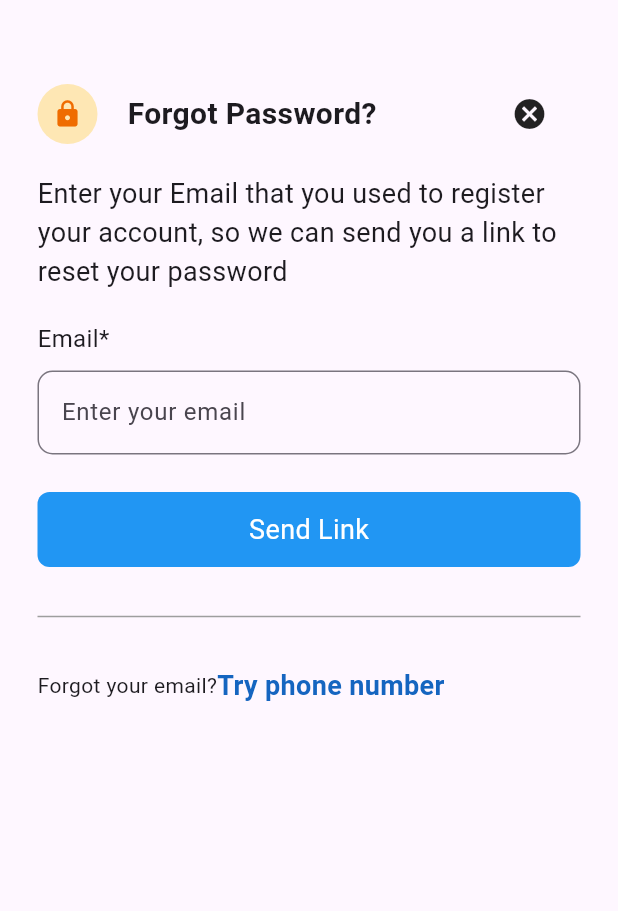
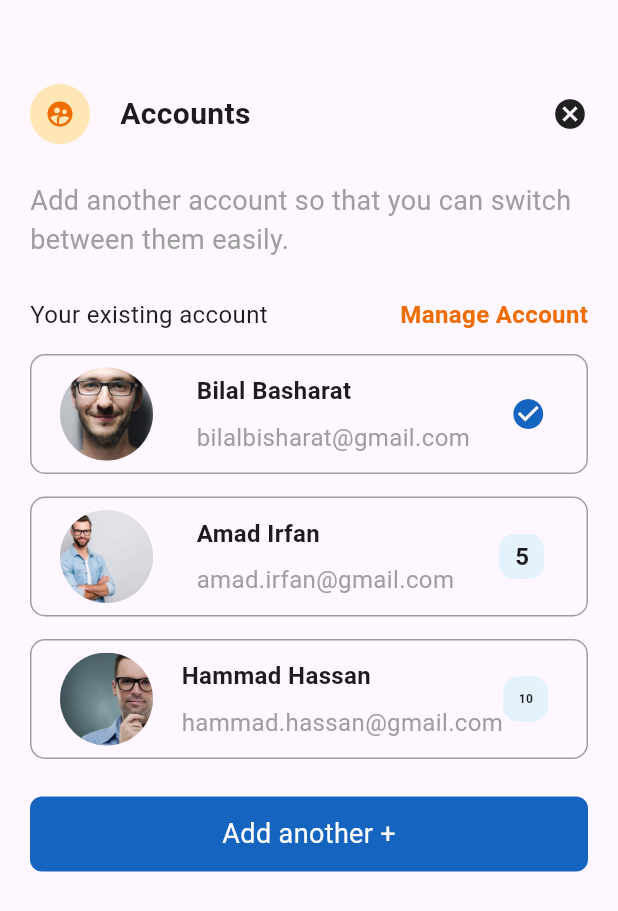
Before and after one commit to Bilal-Basharat/CS394-Mobile-Application-Development, a Flutter app: the screen it shows after launch, on a phone screen of 412 x 824 dp. Shown: the top 911 px of the screen. Run offline on Flutter 3.47's test engine with Material 2 defaults, Android fonts, the light colour scheme and no system bars.

Commit message:
Week-3: Complete Accounts Screen

```diff
--- /dev/null
+++ b/Week_3/lib/accounts.dart
@@ -0,0 +1,288 @@
+import 'package:flutter/material.dart';
+
+class loginAccounts extends StatefulWidget {
+  const loginAccounts({super.key});
+
+  @override
+  State<loginAccounts> createState() => _loginAccountsState();
+}
+
+class _loginAccountsState extends State<loginAccounts> {
+  @override
+  Widget build(BuildContext context) {
+    return Scaffold(
+      appBar: AppBar(
+
+      ),
+      body: Padding(
+        padding: const EdgeInsets.symmetric(horizontal: 20),
+        child: Column(
+          children: [
+            Row(
+              children: [
+                Container(
+                  width: 40,
+                  height: 40,
+                  decoration: BoxDecoration(
+                    borderRadius: BorderRadius.circular(100),
+                    color: Colors.amber.withOpacity(0.3),
+                  ),
+                  child: Icon(
+                    size:20,
+                    color: Colors.orange.shade800,
+                    Icons.supervised_user_circle_sharp,
+                  ),
+                ),
+                SizedBox(width: 20),
+                Container(
+                  child: Text('Accounts',
+                    style: TextStyle(fontSize: 20,fontWeight: FontWeight.bold),),
+                ),
+                Expanded(
+                  child: Container(
+                    alignment: Alignment.centerRight,
+                    child: Icon(
+                        Icons.cancel
+                    ),
+                  ),
+                )
+              ],
+            ),
+            SizedBox(height: 25),
+            Container(
+              child: Text('Add another account so that you can switch between them easily.',
+                style: TextStyle(fontSize: 18, color: Colors.grey ),),
+            ),
+            SizedBox(height: 25),
+            Row(
+              children: [
+                Container(
+                  alignment: Alignment.center,
+                  child: Text('Your existing account',
+                    style: TextStyle(fontSize: 16, ),),
+                ),
+                Expanded(
+                  child: Container(
+                    alignment: Alignment.centerRight,
+                    child: Text('Manage Account',
+                      style: TextStyle(fontSize: 16,color: Colors.orange.shade800, fontWeight: FontWeight.bold ),),
+                  ),
+                ),
+              ],
+            ),
+
+            SizedBox(height: 15),
+
+            //accounts widgets ( account 1 detail)
+            Container(
+              width: double.infinity,
+              height: 80,
+              alignment: Alignment.centerLeft,
+              decoration: BoxDecoration(
+                borderRadius: BorderRadius.circular(10),
+                border: Border.all(
+                  color: Colors.grey,
+                  width: 1.0,
+                ),
+              ),
+              child: Padding(
+                padding: const EdgeInsets.symmetric(vertical: 8.0),
+                child: Row(
+                  children: [
+
+                    CircleAvatar(
+                      radius: 50.0,
+                      backgroundImage: Image.asset('images/image-1.jpg',
+                      fit: BoxFit.cover,
+                      ).image,
+                    ),
+                    SizedBox(width: 10),
+                    Column(
+                      crossAxisAlignment: CrossAxisAlignment.start,
+                      children: [
+                        Expanded(
+                          child: Container(
+                            alignment: Alignment.centerLeft,
+                            child: Text('Bilal Basharat',
+                              style: TextStyle(fontSize: 16, fontWeight: FontWeight.bold),),
+                            ),
+                          ),
+                        Expanded(
+                          child: Container(
+                            alignment: Alignment.centerLeft,
+                            child: Text('bilalbisharat@gmail.com',
+                              style: TextStyle(fontSize: 16, color: Colors.grey),
+                            ),
+                          ),
+                        ),
+                      ],
+                    ),
+                    Expanded(
+                      child: Container(
+                        child: Icon(
+                          Icons.check_circle,
+                          color: Colors.blue.shade800,
+                        ),
+                      ),
+                    ),
+                  ],
+                ),
+              ),
+            ),
+
+            SizedBox(height: 15),
+
+            //accounts widgets ( account 2 detail)
+            Container(
+              width: double.infinity,
+              height: 80,
+              alignment: Alignment.centerLeft,
+              decoration: BoxDecoration(
+                borderRadius: BorderRadius.circular(10),
+                border: Border.all(
+                  color: Colors.grey,
+                  width: 1.0,
+                ),
+              ),
+              child: Padding(
+                padding: const EdgeInsets.symmetric(vertical: 8.0),
+                child: Row(
+                  children: [
+                    CircleAvatar(
+                      radius: 50.0,
+                      backgroundImage: Image.asset('images/image-2.jpg',
+                        fit: BoxFit.cover,
+                      ).image,
+                    ),
+                    SizedBox(width: 10),
+                    Column(
+                      crossAxisAlignment: CrossAxisAlignment.start,
+                      children: [
+                        Expanded(
+                          child: Container(
+                            alignment: Alignment.centerLeft,
+                            child: Text('Amad Irfan',
+                              style: TextStyle(fontSize: 16, fontWeight: FontWeight.bold),),
+                          ),
+                        ),
+                        Expanded(
+                          child: Container(
+                            alignment: Alignment.centerLeft,
+                            child: Text('amad.irfan@gmail.com',
+                              style: TextStyle(fontSize: 16, color: Colors.grey),
+                            ),
+                          ),
+                        ),
+                      ],
+                    ),
+                    Padding(
+                      padding: const EdgeInsets.fromLTRB(
+                          30.0,0.0,0.0,0.0),
+                      child: Container(
+                        width: 30,
+                        height: 30,
+                        decoration: BoxDecoration(
+                          color: Colors.blue.shade50,
+                          borderRadius: BorderRadius.circular(10)
+                        ),
+                        padding: EdgeInsets.symmetric(horizontal: 10),
+                        alignment: Alignment.centerRight,
+                        child: Text('5',
+                          style: TextStyle(fontSize: 16,fontWeight: FontWeight.bold
+                          ),
+                        ),
+                      ),
+                    ),
+                  ],
+                ),
+              ),
+            ),
+
+            SizedBox(height: 15),
+
+            //accounts widgets ( account 3 detail)
+            Container(
+              width: double.infinity,
+              height: 80,
+              alignment: Alignment.centerLeft,
+              decoration: BoxDecoration(
+                borderRadius: BorderRadius.circular(10),
+                border: Border.all(
+                  color: Colors.grey,
+                  width: 1.0,
+                ),
+              ),
+              child: Padding(
+                padding: const EdgeInsets.symmetric(vertical: 8.0),
+                child: Row(
+                  children: [
+                    CircleAvatar(
+                      radius: 50.0,
+                      backgroundImage: Image.asset('images/image-3.jpg',
+                        fit: BoxFit.cover,
+                      ).image,
+                    ),
+                    Column(
+                      crossAxisAlignment: CrossAxisAlignment.start,
+                      children: [
+                        Expanded(
+                          child: Container(
+                            alignment: Alignment.centerLeft,
+                            child: Text('Hammad Hassan',
+                              style: TextStyle(fontSize: 16, fontWeight: FontWeight.bold),),
+                          ),
+                        ),
+                        Expanded(
+                          child: Container(
+                            alignment: Alignment.centerLeft,
+                            child: Text('hammad.hassan@gmail.com',
+                              style: TextStyle(fontSize: 16, color: Colors.grey),
+                            ),
+                          ),
+                        ),
+                      ],
+                    ),
+                    Container(
+                      width: 30,
+                      height: 30,
+                      decoration: BoxDecoration(
+                          color: Colors.blue.shade50,
+                          borderRadius: BorderRadius.circular(10)
+                      ),
+                      padding: EdgeInsets.symmetric(horizontal: 10),
+                      alignment: Alignment.centerRight,
+                      child: Text('10',
+                        style: TextStyle(fontSize: 8,fontWeight: FontWeight.bold
+                        ),
+                      ),
+                    ),
+                  ],
+                ),
+              ),
+            ),
+            SizedBox(height: 25),
+
+            //button to add more accounts
+            GestureDetector(
+              onTap: (){
+                print('You clicked the button');
+              },
+              child: Container(
+                alignment: Alignment.center,
+                width: 500,
+                height: 50,
+                decoration: BoxDecoration(
+                    color: Colors.blue.shade800,
+                    borderRadius: BorderRadius.circular(8.0)
+                ),
+                child: Text('Add another +',
+                  style: TextStyle(color: Colors.white, fontSize: 18),),
+              ),
+            ),
+
+          ],
+        ),
+      ),
+    );
+  }
+}
--- a/Week_3/lib/main.dart
+++ b/Week_3/lib/main.dart
@@ -1,3 +1,4 @@
+import 'package:assignment_2/accounts.dart';
 import 'package:flutter/material.dart';
 import 'package:assignment_2/Forgot_password.dart';
 
@@ -17,7 +18,7 @@ class MyApp extends StatelessWidget {
         colorScheme: ColorScheme.fromSeed(seedColor: Colors.deepPurple),
         useMaterial3: true,
       ),
-      home: const ForgotPassword(),
+      home: const loginAccounts(),
     );
   }
 }
--- a/Week_3/pubspec.yaml
+++ b/Week_3/pubspec.yaml
@@ -59,8 +59,8 @@ flutter:
   uses-material-design: true
 
   # To add assets to your application, add an assets section, like this:
-  # assets:
-  #   - images/a_dot_burr.jpeg
+  assets:
+     - images/
   #   - images/a_dot_ham.jpeg
 
   # An image asset can refer to one or more resolution-specific "variants", see
```
Also changed, not shown: Week_3/images/image-1.jpg (added), Week_3/images/image-2.jpg (added), Week_3/images/image-3.jpg (added).
